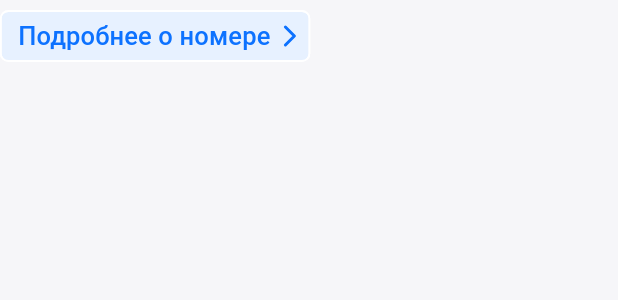
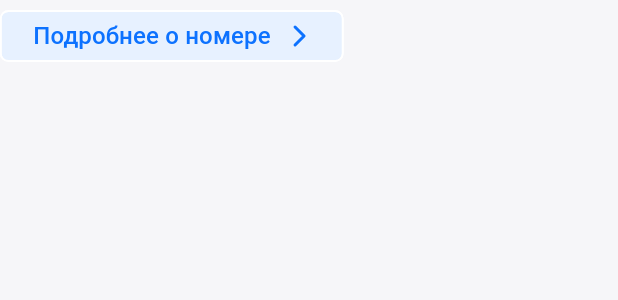
Before and after one commit to DmitriyUrvantsev/TaskTest2, a Flutter app: the ButtonConditionWidget widget shown alone on an empty page, opened directly, on a phone screen of 412 x 824 dp. Shown: the top 300 px of the screen. Run offline on Flutter 3.47's test engine with Material 3 defaults, Android fonts, the phone set to English and light mode, and no system bars; our stand-ins replace cached_network_image, connectivity_plus, flutter_svg, mask_text_input_formatter, shared_preferences, smooth_page_indicator; accounts and stored records are empty; network calls fail; Roboto replaces fonts that are missing (SF Pro Display).

Commit message:
fix button Подробнее

```diff
--- a/1_hottel_1/lib/x_presentation/scr1_apartment_screen/x_widgets/button_condition_widget.dart
+++ b/1_hottel_1/lib/x_presentation/scr1_apartment_screen/x_widgets/button_condition_widget.dart
@@ -24,19 +24,21 @@ class ButtonConditionWidget extends StatelessWidget {
         vertical: 4.v,
       ),
       showCheckmark: false,
-      labelPadding: EdgeInsets.zero,
+      labelPadding: EdgeInsets.only(left: 10),
       label: SizedBox(
-        width: 180.v,
+        width: 192.v,
         child: Row(
-          //mainAxisAlignment: MainAxisAlignment.start,
+          mainAxisAlignment: MainAxisAlignment.spaceEvenly,
           children: [
             Text(
               '$about',
-              style: CustomTextStyles.titleSmallPrimary17,
+              style: CustomTextStyles.titleSmallPrimary16,
             ),
-            CustomImageView(
-              imagePath: ImageConstant.imgArrowRight,
-              color: basicTheme().primaryColor,
+            Expanded(
+              child: CustomImageView(
+                imagePath: ImageConstant.imgArrowRight,
+                color: basicTheme().primaryColor,
+              ),
             ),
           ],
         ),
--- a/1_hottel_1/lib/x_theme/custom_text_style.dart
+++ b/1_hottel_1/lib/x_theme/custom_text_style.dart
@@ -55,10 +55,10 @@ class CustomTextStyles {
   static get titleSmallPrimary => basicTheme().textTheme.titleSmall!.copyWith(
         color: basicTheme().colorScheme.primary,
       );
-  static get titleSmallPrimary17 => basicTheme()
+  static get titleSmallPrimary16 => basicTheme()
       .textTheme
       .titleSmall!
-      .copyWith(color: basicTheme().colorScheme.primary, fontSize: 17);
+      .copyWith(color: basicTheme().colorScheme.primary, fontSize: 16);
 }
 
 // extension on TextStyle {
```
